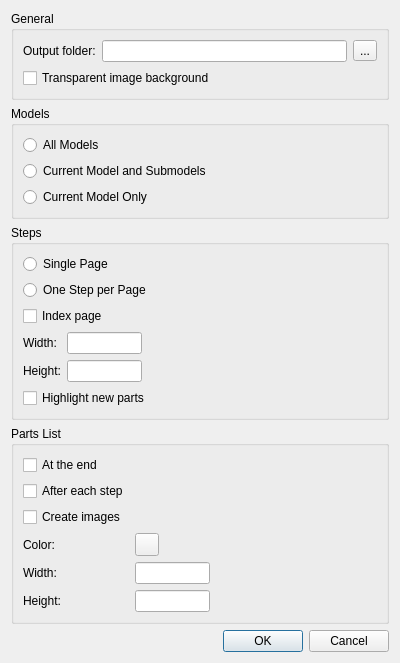
Qt form lclib/qt/lc_qhtmldialog.ui (trevorsandy/lpub3d-ci) before a commit.
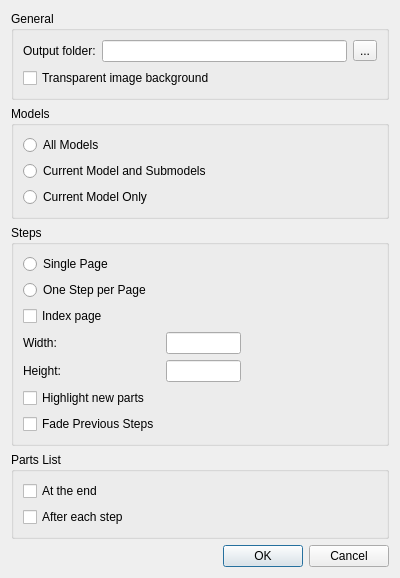
The same form after that commit. Custom widgets are drawn as their Qt base class.

```diff
--- a/lclib/qt/lc_qhtmldialog.ui
+++ b/lclib/qt/lc_qhtmldialog.ui
@@ -7,7 +7,7 @@
     <x>0</x>
     <y>0</y>
     <width>400</width>
-    <height>612</height>
+    <height>512</height>
    </rect>
   </property>
   <property name="sizePolicy">
@@ -163,7 +163,14 @@
         </property>
        </widget>
       </item>
-      <item row="5" column="0" colspan="2">
+      <item row="6" column="0">
+       <widget class="QCheckBox" name="FadeSteps">
+        <property name="text">
+         <string>Fade Previous Steps</string>
+        </property>
+       </widget>
+      </item>
+      <item row="5" column="0">
        <widget class="QCheckBox" name="highlightNewParts">
         <property name="text">
          <string>Highlight new parts</string>
@@ -178,102 +185,21 @@
      <property name="title">
       <string>Parts List</string>
      </property>
-     <layout class="QFormLayout" name="formLayout">
-      <item row="5" column="0">
-       <widget class="QLabel" name="label_5">
-        <property name="text">
-         <string>Color:</string>
-        </property>
-        <property name="buddy">
-         <cstring>partColor</cstring>
-        </property>
-       </widget>
-      </item>
-      <item row="5" column="1">
-       <layout class="QHBoxLayout" name="horizontalLayout_2">
-        <item>
-         <widget class="lcQColorPicker" name="partColor">
-          <property name="text">
-           <string/>
-          </property>
-         </widget>
-        </item>
-        <item>
-         <spacer name="horizontalSpacer">
-          <property name="orientation">
-           <enum>Qt::Horizontal</enum>
-          </property>
-          <property name="sizeHint" stdset="0">
-           <size>
-            <width>40</width>
-            <height>20</height>
-           </size>
-          </property>
-         </spacer>
-        </item>
-       </layout>
-      </item>
-      <item row="6" column="0">
-       <widget class="QLabel" name="label_3">
-        <property name="text">
-         <string>Width:</string>
-        </property>
-        <property name="buddy">
-         <cstring>partImagesWidth</cstring>
-        </property>
-       </widget>
-      </item>
-      <item row="6" column="1">
-       <widget class="QLineEdit" name="partImagesWidth">
-        <property name="maximumSize">
-         <size>
-          <width>75</width>
-          <height>16777215</height>
-         </size>
-        </property>
-       </widget>
-      </item>
-      <item row="9" column="0">
-       <widget class="QLabel" name="label_4">
-        <property name="text">
-         <string>Height:</string>
-        </property>
-        <property name="buddy">
-         <cstring>partImagesHeight</cstring>
-        </property>
-       </widget>
-      </item>
-      <item row="9" column="1">
-       <widget class="QLineEdit" name="partImagesHeight">
-        <property name="maximumSize">
-         <size>
-          <width>75</width>
-          <height>16777215</height>
-         </size>
-        </property>
-       </widget>
-      </item>
-      <item row="3" column="0">
-       <widget class="QCheckBox" name="partsAfterEachStep">
-        <property name="text">
-         <string>After each step</string>
-        </property>
-       </widget>
-      </item>
-      <item row="4" column="0">
-       <widget class="QCheckBox" name="partImages">
-        <property name="text">
-         <string>Create images</string>
-        </property>
-       </widget>
-      </item>
-      <item row="2" column="0">
+     <layout class="QVBoxLayout" name="verticalLayout_4">
+      <item>
        <widget class="QCheckBox" name="partsAtTheEnd">
         <property name="text">
          <string>At the end</string>
         </property>
        </widget>
       </item>
+      <item>
+       <widget class="QCheckBox" name="partsAfterEachStep">
+        <property name="text">
+         <string>After each step</string>
+        </property>
+       </widget>
+      </item>
      </layout>
     </widget>
    </item>
@@ -289,13 +215,6 @@
    </item>
   </layout>
  </widget>
- <customwidgets>
-  <customwidget>
-   <class>lcQColorPicker</class>
-   <extends>QToolButton</extends>
-   <header>lc_qcolorpicker.h</header>
-  </customwidget>
- </customwidgets>
  <tabstops>
   <tabstop>outputFolder</tabstop>
   <tabstop>outputFolderBrowse</tabstop>
```
Left out of the diff: 5 changed lines with no effect on the pictures.
